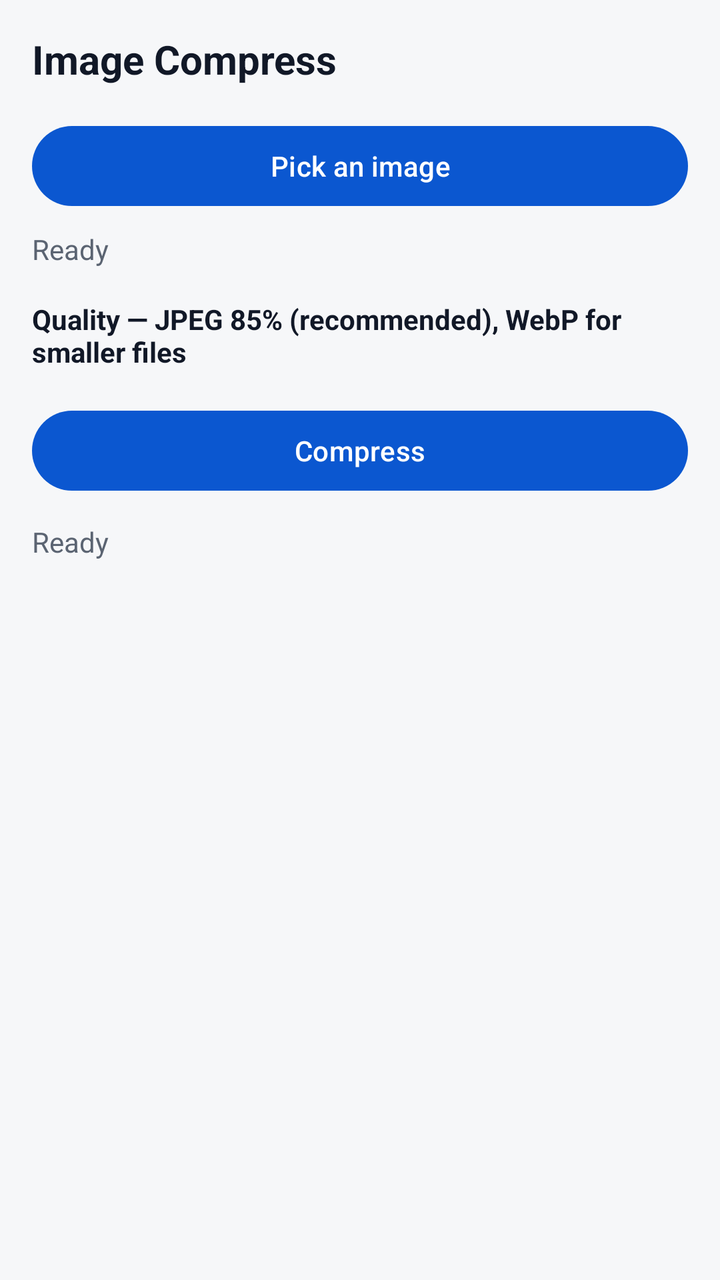
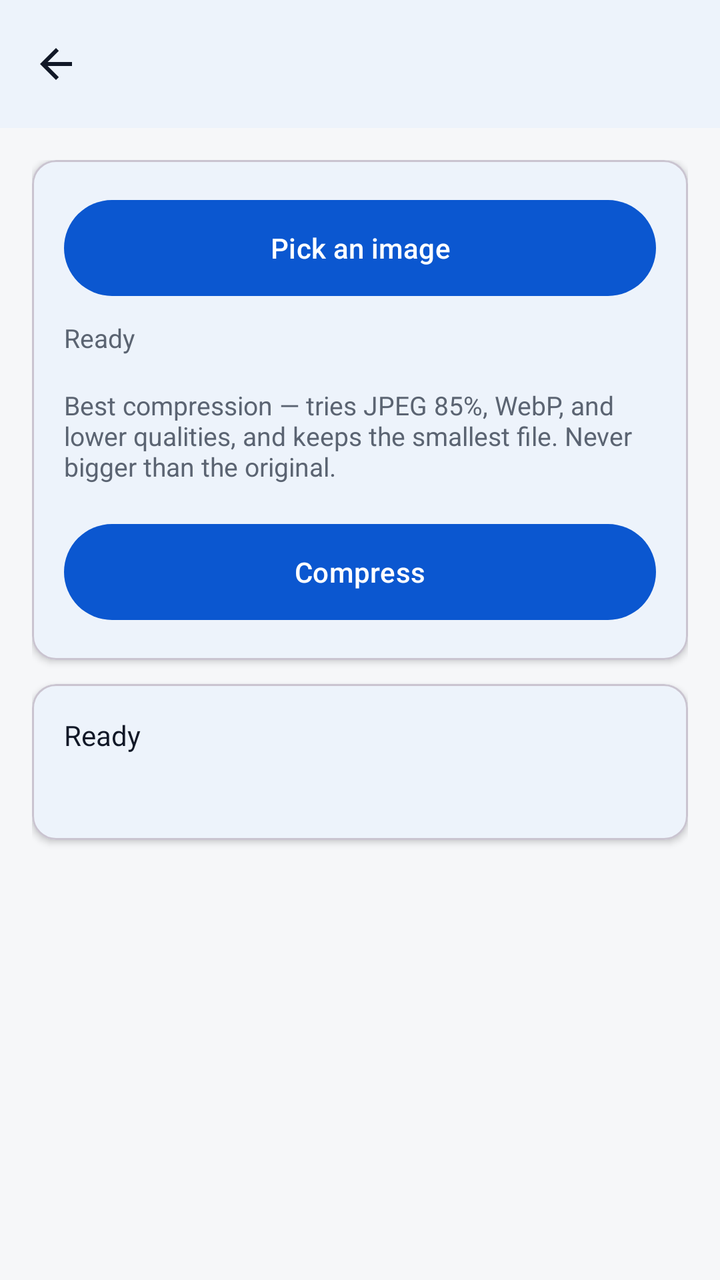

Before-and-after screenshots of an Android layout around one commit, followed by the original layout XML and the change that was made.
<!-- AndroidManifest.xml: application theme Theme.Hakunaa -->
<!-- res/layout/activity_image_compress.xml -->
<?xml version="1.0" encoding="utf-8"?>
<ScrollView xmlns:android="http://schemas.android.com/apk/res/android"
    android:layout_width="match_parent"
    android:layout_height="match_parent"
    android:background="@color/hakunaa_background"
    android:padding="16dp">

    <LinearLayout
        android:layout_width="match_parent"
        android:layout_height="wrap_content"
        android:orientation="vertical">

        <TextView
            android:layout_width="wrap_content"
            android:layout_height="wrap_content"
            android:text="@string/card_image_title"
            android:textColor="@color/hakunaa_text"
            android:textSize="20sp"
            android:textStyle="bold" />

        <com.google.android.material.button.MaterialButton
            android:id="@+id/btnPickImage"
            android:layout_width="match_parent"
            android:layout_height="wrap_content"
            android:layout_marginTop="16dp"
            android:text="@string/pick_image" />

        <TextView
            android:id="@+id/tvFile"
            android:layout_width="wrap_content"
            android:layout_height="wrap_content"
            android:layout_marginTop="8dp"
            android:text="@string/ready"
            android:textColor="@color/hakunaa_text_secondary" />

        <TextView
            android:layout_width="wrap_content"
            android:layout_height="wrap_content"
            android:layout_marginTop="16dp"
            android:text="Quality — JPEG 85% (recommended), WebP for smaller files"
            android:textColor="@color/hakunaa_text"
            android:textStyle="bold" />

        <com.google.android.material.button.MaterialButton
            android:id="@+id/btnCompress"
            android:layout_width="match_parent"
            android:layout_height="wrap_content"
            android:layout_marginTop="16dp"
            android:text="@string/compress" />

        <TextView
            android:id="@+id/tvStatus"
            android:layout_width="wrap_content"
            android:layout_height="wrap_content"
            android:layout_marginTop="12dp"
            android:text="@string/ready"
            android:textColor="@color/hakunaa_text_secondary" />

        <TextView
            android:id="@+id/tvResult"
            android:layout_width="wrap_content"
            android:layout_height="wrap_content"
            android:layout_marginTop="8dp"
            android:textColor="@color/hakunaa_success" />
    </LinearLayout>
</ScrollView>
<!-- resources referenced by this layout -->
<resources>
  <color name="hakunaa_background">#F6F7F9</color>
  <color name="hakunaa_success">#137333</color>
  <color name="hakunaa_text">#111827</color>
  <color name="hakunaa_text_secondary">#5B6472</color>
  <string name="card_image_title">Image Compress</string>
  <string name="compress">Compress</string>
  <string name="pick_image">Pick an image</string>
  <string name="ready">Ready</string>
  <style name="Theme.Hakunaa" parent="Theme.Material3.Light.NoActionBar">
          <item name="colorPrimary">@color/hakunaa_primary</item>
          <item name="colorPrimaryDark">@color/hakunaa_primary_dark</item>
          <item name="colorOnPrimary">@color/hakunaa_on_primary</item>
          <item name="android:windowBackground">@color/hakunaa_background</item>
          <item name="colorSurface">@color/hakunaa_surface</item>
          <item name="android:textColorPrimary">@color/hakunaa_text</item>
          <item name="android:textColorSecondary">@color/hakunaa_text_secondary</item>
      </style>
  <color name="hakunaa_primary">#0B57D0</color>
  <color name="hakunaa_primary_dark">#0842A0</color>
  <color name="hakunaa_on_primary">#FFFFFF</color>
  <color name="hakunaa_surface">#FFFFFF</color>
</resources>

<!-- the commit's change to res/layout/activity_image_compress.xml (unified diff, before → after) -->
@@ -1,66 +1,106 @@
 <?xml version="1.0" encoding="utf-8"?>
-<ScrollView xmlns:android="http://schemas.android.com/apk/res/android"
+<LinearLayout xmlns:android="http://schemas.android.com/apk/res/android"
+    xmlns:app="http://schemas.android.com/apk/res-auto"
     android:layout_width="match_parent"
     android:layout_height="match_parent"
     android:background="@color/hakunaa_background"
-    android:padding="16dp">
+    android:orientation="vertical">
 
-    <LinearLayout
+    <com.google.android.material.appbar.MaterialToolbar
+        android:id="@+id/toolbar"
         android:layout_width="match_parent"
         android:layout_height="wrap_content"
-        android:orientation="vertical">
+        android:background="@color/hakunaa_surface"
+        android:elevation="2dp"
+        android:title="Image Compress"
+        android:titleTextColor="@color/hakunaa_text"
+        app:navigationIcon="@drawable/ic_arrow_back" />
 
-        <TextView
-            android:layout_width="wrap_content"
-            android:layout_height="wrap_content"
-            android:text="@string/card_image_title"
-            android:textColor="@color/hakunaa_text"
-            android:textSize="20sp"
-            android:textStyle="bold" />
+    <ScrollView
+        android:layout_width="match_parent"
+        android:layout_height="match_parent"
+        android:padding="16dp">
 
-        <com.google.android.material.button.MaterialButton
-            android:id="@+id/btnPickImage"
+        <LinearLayout
             android:layout_width="match_parent"
             android:layout_height="wrap_content"
-            android:layout_marginTop="16dp"
-            android:text="@string/pick_image" />
+            android:orientation="vertical">
 
-        <TextView
-            android:id="@+id/tvFile"
-            android:layout_width="wrap_content"
-            android:layout_height="wrap_content"
-            android:layout_marginTop="8dp"
-            android:text="@string/ready"
-            android:textColor="@color/hakunaa_text_secondary" />
+            <com.google.android.material.card.MaterialCardView
+                android:layout_width="match_parent"
+                android:layout_height="wrap_content"
+                app:cardCornerRadius="12dp"
+                app:cardElevation="2dp">
 
-        <TextView
-            android:layout_width="wrap_content"
-            android:layout_height="wrap_content"
-            android:layout_marginTop="16dp"
-            android:text="Quality — JPEG 85% (recommended), WebP for smaller files"
-            android:textColor="@color/hakunaa_text"
-            android:textStyle="bold" />
+                <LinearLayout
+                    android:layout_width="match_parent"
+                    android:layout_height="wrap_content"
+                    android:orientation="vertical"
+                    android:padding="16dp">
 
-        <com.google.android.material.button.MaterialButton
-            android:id="@+id/btnCompress"
-            android:layout_width="match_parent"
-            android:layout_height="wrap_content"
-            android:layout_marginTop="16dp"
-            android:text="@string/compress" />
+                    <com.google.android.material.button.MaterialButton
+                        android:id="@+id/btnPickImage"
+                        android:layout_width="match_parent"
+                        android:layout_height="56dp"
+                        android:text="@string/pick_image" />
 
-        <TextView
-            android:id="@+id/tvStatus"
-            android:layout_width="wrap_content"
-            android:layout_height="wrap_content"
-            android:layout_marginTop="12dp"
-            android:text="@string/ready"
-            android:textColor="@color/hakunaa_text_secondary" />
+                    <TextView
+                        android:id="@+id/tvFile"
+                        android:layout_width="wrap_content"
+                        android:layout_height="wrap_content"
+                        android:layout_marginTop="8dp"
+                        android:text="@string/ready"
+                        android:textColor="@color/hakunaa_text_secondary"
+                        android:textSize="13sp" />
 
-        <TextView
-            android:id="@+id/tvResult"
-            android:layout_width="wrap_content"
-            android:layout_height="wrap_content"
-            android:layout_marginTop="8dp"
-            android:textColor="@color/hakunaa_success" />
-    </LinearLayout>
-</ScrollView>
+                    <TextView
+                        android:layout_width="wrap_content"
+                        android:layout_height="wrap_content"
+                        android:layout_marginTop="16dp"
+                        android:text="Best compression — tries JPEG 85%, WebP, and lower qualities, and keeps the smallest file. Never bigger than the original."
+                        android:textColor="@color/hakunaa_text_secondary"
+                        android:textSize="13sp" />
+
+                    <com.google.android.material.button.MaterialButton
+                        android:id="@+id/btnCompress"
+                        android:layout_width="match_parent"
+                        android:layout_height="56dp"
+                        android:layout_marginTop="16dp"
+                        android:text="@string/compress" />
+                </LinearLayout>
+            </com.google.android.material.card.MaterialCardView>
+
+            <com.google.android.material.card.MaterialCardView
+                android:layout_width="match_parent"
+                android:layout_height="wrap_content"
+                android:layout_marginTop="12dp"
+                android:layout_marginBottom="8dp"
+                app:cardCornerRadius="12dp"
+                app:cardElevation="2dp">
+
+                <LinearLayout
+                    android:layout_width="match_parent"
+                    android:layout_height="wrap_content"
+                    android:orientation="vertical"
+                    android:padding="16dp">
+
+                    <TextView
+                        android:id="@+id/tvStatus"
+                        android:layout_width="wrap_content"
+                        android:layout_height="wrap_content"
+                        android:text="@string/ready"
+                        android:textColor="@color/hakunaa_text"
+                        android:textSize="14sp" />
+
+                    <TextView
+                        android:id="@+id/tvResult"
+                        android:layout_width="wrap_content"
+                        android:layout_height="wrap_content"
+                        android:layout_marginTop="8dp"
+                        android:textColor="@color/hakunaa_success"
+                        android:textSize="14sp" />
+                </LinearLayout>
+            </com.google.android.material.card.MaterialCardView>
+        </LinearLayout>
+    </ScrollView>
+</LinearLayout>
<!-- resource entries referenced after the edit -->
@@ -4,7 +4,17 @@
   <color name="hakunaa_success">#137333</color>
   <color name="hakunaa_text">#111827</color>
   <color name="hakunaa_text_secondary">#5B6472</color>
-  <string name="card_image_title">Image Compress</string>
+  <!-- drawable ic_arrow_back (drawable) -->
+  <vector xmlns:android="http://schemas.android.com/apk/res/android"
+      android:width="24dp"
+      android:height="24dp"
+      android:viewportWidth="24"
+      android:viewportHeight="24"
+      android:tint="#111827">
+      <path
+          android:fillColor="#FF000000"
+          android:pathData="M20,11H7.83l5.59,-5.59L12,4l-8,8 8,8 1.41,-1.41L7.83,13H20v-2z" />
+  </vector>
   <string name="compress">Compress</string>
   <string name="pick_image">Pick an image</string>
   <string name="ready">Ready</string>
